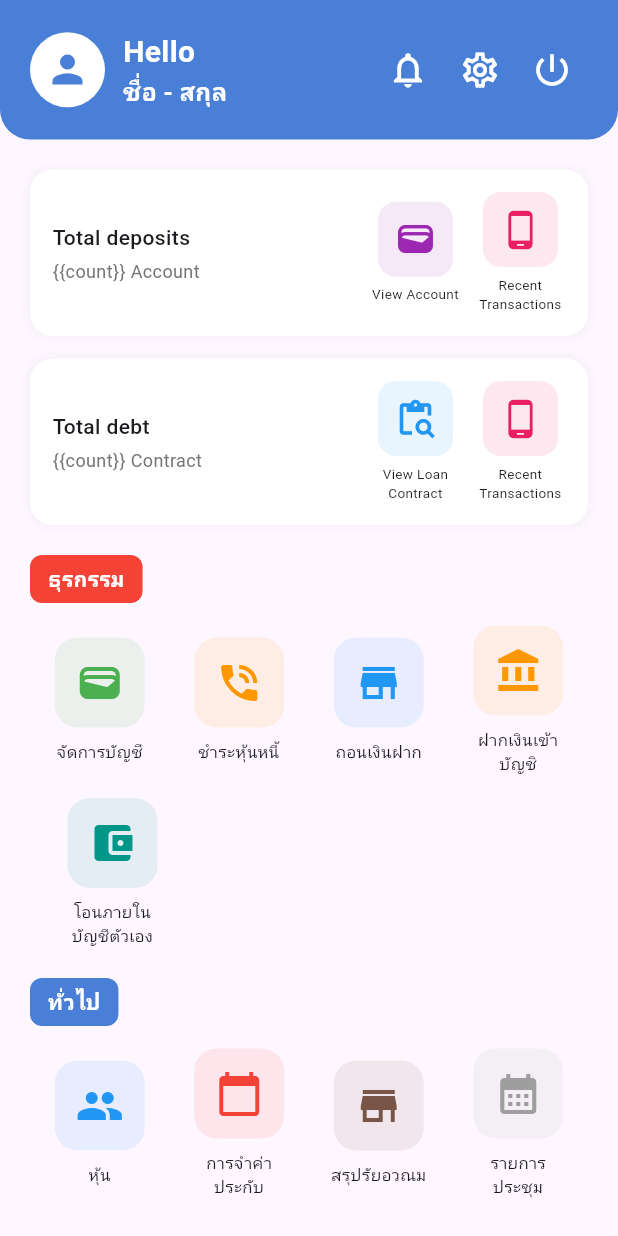
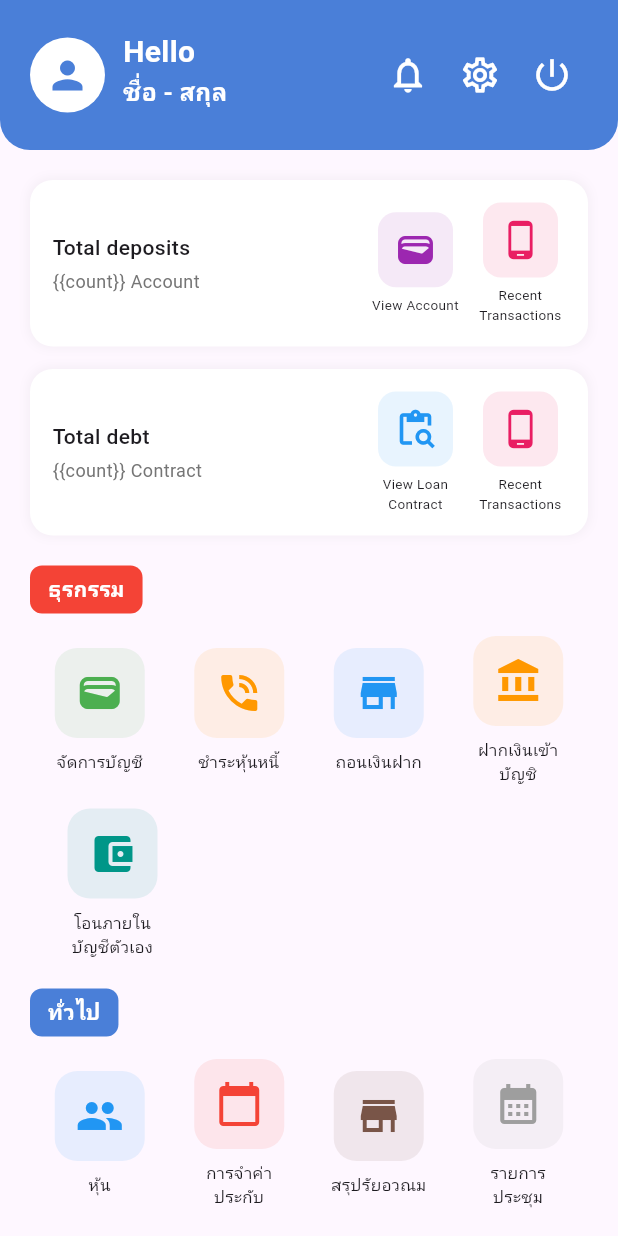
Before and after one commit to DemoEto/sko_flutter, a Flutter app: the HomePage screen opened directly, on a phone screen of 412 x 824 dp. Run offline on Flutter 3.47's test engine with Material 3 defaults, Android fonts, the phone set to English and light mode, and no system bars; our stand-ins replace easy_localization; network calls fail.

Commit message:
style: change titlenameWidget to Appbar

```diff
--- a/lib/home/presentation/home_page.dart
+++ b/lib/home/presentation/home_page.dart
@@ -15,12 +15,13 @@
   @override
   Widget build(BuildContext context) {
     return Scaffold(
+      appBar: TitlenameAppBar(),
       body: SafeArea(
         child: SingleChildScrollView(
           child: Column(
             crossAxisAlignment: CrossAxisAlignment.start,
             children: const[
-              titlenameWidget(),
+
               SizedBox(height: 20),
 
               // ส่วนที่ 2: Wallet Section
--- a/lib/home/presentation/widgets/titlenameWidget.dart
+++ b/lib/home/presentation/widgets/titlenameWidget.dart
@@ -1,10 +1,13 @@
 import 'package:flutter/material.dart';
-import 'package:flutter_svg/flutter_svg.dart';
+
 import 'package:sko_flutter/notification/presentation/notification_page.dart';
 import 'package:sko_flutter/setting/presentation/setting_page.dart';
 import 'package:easy_localization/easy_localization.dart';
-class titlenameWidget extends StatelessWidget {
-  const titlenameWidget({super.key});
+class TitlenameAppBar extends StatelessWidget implements PreferredSizeWidget {
+  const TitlenameAppBar({super.key});
+
+  @override
+  Size get preferredSize => const Size.fromHeight(100);
 
   void _showNotifications(BuildContext context) {
     Navigator.push(
@@ -26,11 +29,11 @@
       builder: (BuildContext context) {
         return AlertDialog(
           title: Text(context.tr("Logout")),
-          content:Text(context.tr("LogoutConfirm")),
+          content: Text(context.tr("LogoutConfirm")),
           actions: [
             TextButton(
               onPressed: () => Navigator.pop(context),
-              child: Text(context.tr("Cancel"))
+              child: Text(context.tr("Cancel")),
             ),
             TextButton(
               onPressed: () {
@@ -58,6 +61,7 @@
           bottomRight: Radius.circular(20),
         ),
       ),
+      child: SafeArea(
         child: Row(
           mainAxisAlignment: MainAxisAlignment.spaceBetween,
           children: [
@@ -82,14 +86,14 @@
                   children: [
                     Text(
                       context.tr("Hello"),
-                    style: TextStyle(
+                      style: const TextStyle(
                         color: Colors.white,
                         fontSize: 20,
                         fontWeight: FontWeight.bold,
                       ),
                     ),
                     const Text(
-                    'ชื่อ - สกุล', //todo: show name of user
+                      'ชื่อ - สกุล',
                       style: TextStyle(
                         color: Colors.white,
                         fontSize: 16,
@@ -130,6 +134,7 @@
             ),
           ],
         ),
+      ),
     );
   }
 }
```
Lines whose indentation alone changed are shown as unchanged.
